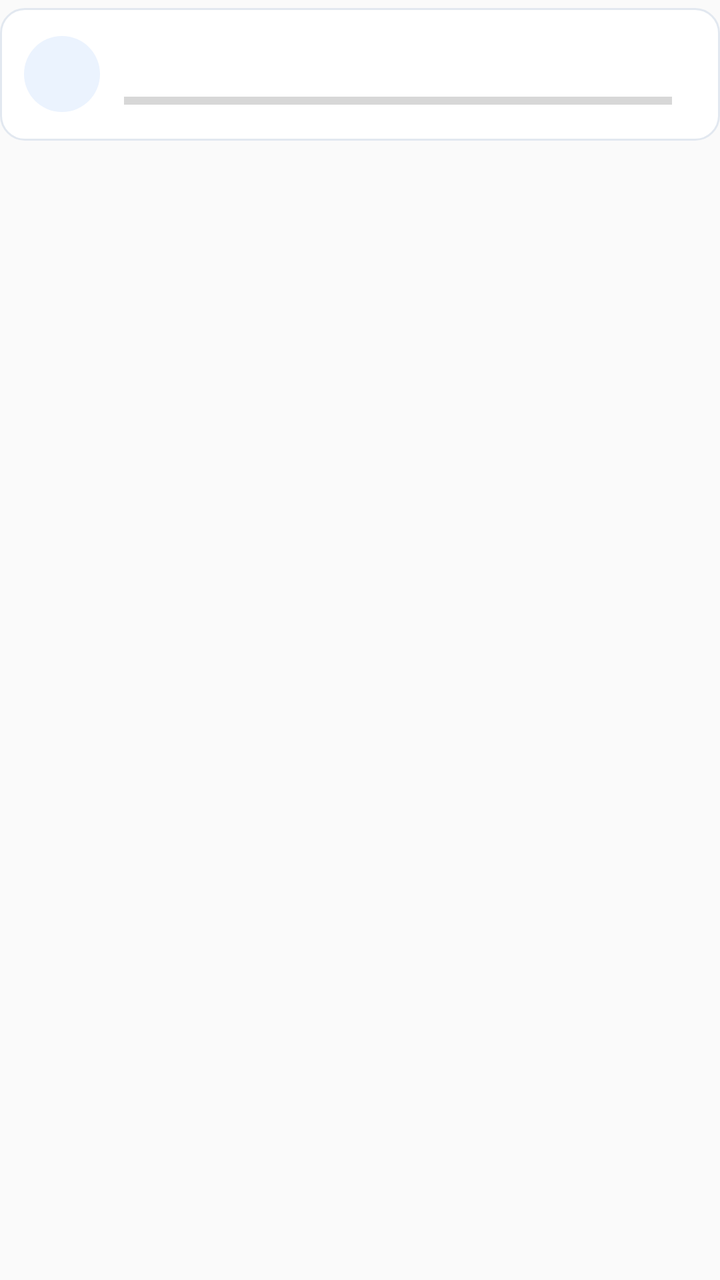
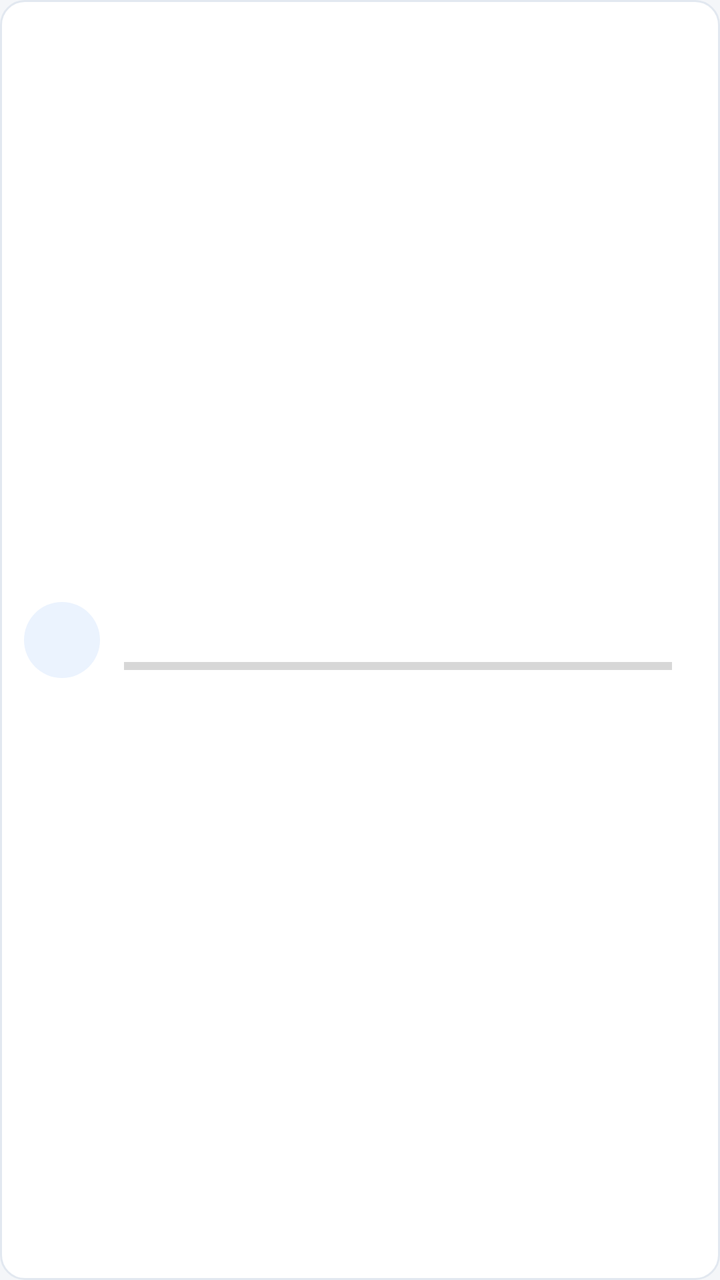

Before-and-after screenshots of an Android layout around one commit, followed by the original layout XML and the change that was made.
<!-- AndroidManifest.xml: application theme AppTheme -->
<!-- res/layout/item_category_stat.xml -->
<?xml version="1.0" encoding="utf-8"?>
<FrameLayout xmlns:android="http://schemas.android.com/apk/res/android"
    android:layout_width="match_parent"
    android:layout_height="wrap_content"
    android:paddingTop="4dp"
    android:paddingBottom="4dp">

    <LinearLayout
        android:layout_width="match_parent"
        android:layout_height="wrap_content"
        android:background="@drawable/bg_card"
        android:gravity="center_vertical"
        android:orientation="horizontal"
        android:padding="12dp">

        <TextView
            android:id="@+id/tv_stat_icon"
            android:layout_width="38dp"
            android:layout_height="38dp"
            android:background="@drawable/bg_circle_badge"
            android:gravity="center"
            android:textColor="@color/colorPrimary"
            android:textSize="15sp"
            android:textStyle="bold" />

        <LinearLayout
            android:layout_width="0dp"
            android:layout_height="wrap_content"
            android:layout_marginStart="12dp"
            android:layout_weight="1"
            android:orientation="vertical">

            <LinearLayout
                android:layout_width="match_parent"
                android:layout_height="wrap_content"
                android:gravity="center_vertical"
                android:orientation="horizontal">

                <TextView
                    android:id="@+id/tv_stat_name"
                    android:layout_width="wrap_content"
                    android:layout_height="wrap_content"
                    android:ellipsize="end"
                    android:singleLine="true"
                    android:textColor="@color/textPrimary"
                    android:textSize="15sp"
                    android:textStyle="bold" />

                <TextView
                    android:id="@+id/tv_stat_count"
                    android:layout_width="0dp"
                    android:layout_height="wrap_content"
                    android:layout_weight="1"
                    android:ellipsize="end"
                    android:singleLine="true"
                    android:textColor="@color/textSecondary"
                    android:textSize="12sp" />

                <TextView
                    android:id="@+id/tv_stat_percent"
                    android:layout_width="wrap_content"
                    android:layout_height="wrap_content"
                    android:layout_marginStart="6dp"
                    android:textColor="@color/colorPrimary"
                    android:textSize="13sp"
                    android:textStyle="bold" />
            </LinearLayout>

            <ProgressBar
                android:id="@+id/pb_stat_ratio"
                style="?android:attr/progressBarStyleHorizontal"
                android:layout_width="match_parent"
                android:layout_height="wrap_content"
                android:layout_marginTop="6dp"
                android:max="1000" />
        </LinearLayout>

        <TextView
            android:id="@+id/tv_stat_amount"
            android:layout_width="wrap_content"
            android:layout_height="wrap_content"
            android:layout_marginStart="12dp"
            android:textColor="@color/textPrimary"
            android:textSize="15sp"
            android:textStyle="bold" />
    </LinearLayout>
</FrameLayout>
<!-- resources referenced by this layout -->
<resources>
  <color name="colorPrimary">#1E88E5</color>
  <color name="textPrimary">#1E293B</color>
  <color name="textSecondary">#64748B</color>
  <!-- drawable bg_card (drawable) -->
  <?xml version="1.0" encoding="utf-8"?>
  <shape xmlns:android="http://schemas.android.com/apk/res/android"
      android:shape="rectangle">
      <solid android:color="@color/bgCard" />
      <stroke
          android:width="1dp"
          android:color="@color/dividerColor" />
      <corners android:radius="12dp" />
  </shape>
  <!-- drawable bg_circle_badge (drawable) -->
  <?xml version="1.0" encoding="utf-8"?>
  <shape xmlns:android="http://schemas.android.com/apk/res/android"
      android:shape="oval">
      <solid android:color="@color/bgTag" />
  </shape>
  <style name="AppTheme" parent="Theme.AppCompat.DayNight.DarkActionBar">
          <item name="colorPrimary">@color/colorPrimary</item>
          <item name="colorPrimaryDark">@color/colorPrimaryDark</item>
          <item name="colorAccent">@color/colorAccent</item>
      </style>
  <color name="bgCard">#FFFFFF</color>
  <color name="dividerColor">#E2E8F0</color>
  <color name="bgTag">#EBF3FE</color>
  <color name="colorPrimaryDark">#1565C0</color>
  <color name="colorAccent">#FF7043</color>
</resources>

<!-- the commit's change to res/layout/item_category_stat.xml (unified diff, before → after) -->
@@ -1,87 +1,80 @@
 <?xml version="1.0" encoding="utf-8"?>
-<FrameLayout xmlns:android="http://schemas.android.com/apk/res/android"
+<LinearLayout xmlns:android="http://schemas.android.com/apk/res/android"
     android:layout_width="match_parent"
     android:layout_height="wrap_content"
-    android:paddingTop="4dp"
-    android:paddingBottom="4dp">
+    android:background="@drawable/bg_card"
+    android:gravity="center_vertical"
+    android:orientation="horizontal"
+    android:padding="12dp">
+
+    <TextView
+        android:id="@+id/tv_stat_icon"
+        android:layout_width="38dp"
+        android:layout_height="38dp"
+        android:background="@drawable/bg_circle_badge"
+        android:gravity="center"
+        android:textColor="@color/colorPrimary"
+        android:textSize="15sp"
+        android:textStyle="bold" />
 
     <LinearLayout
-        android:layout_width="match_parent"
+        android:layout_width="0dp"
         android:layout_height="wrap_content"
-        android:background="@drawable/bg_card"
-        android:gravity="center_vertical"
-        android:orientation="horizontal"
-        android:padding="12dp">
-
-        <TextView
-            android:id="@+id/tv_stat_icon"
-            android:layout_width="38dp"
-            android:layout_height="38dp"
-            android:background="@drawable/bg_circle_badge"
-            android:gravity="center"
-            android:textColor="@color/colorPrimary"
-            android:textSize="15sp"
-            android:textStyle="bold" />
+        android:layout_marginStart="12dp"
+        android:layout_weight="1"
+        android:orientation="vertical">
 
         <LinearLayout
-            android:layout_width="0dp"
+            android:layout_width="match_parent"
             android:layout_height="wrap_content"
-            android:layout_marginStart="12dp"
-            android:layout_weight="1"
-            android:orientation="vertical">
+            android:gravity="center_vertical"
+            android:orientation="horizontal">
 
-            <LinearLayout
-                android:layout_width="match_parent"
+            <TextView
+                android:id="@+id/tv_stat_name"
+                android:layout_width="wrap_content"
                 android:layout_height="wrap_content"
-                android:gravity="center_vertical"
-                android:orientation="horizontal">
+                android:ellipsize="end"
+                android:singleLine="true"
+                android:textColor="@color/textPrimary"
+                android:textSize="15sp"
+                android:textStyle="bold" />
 
-                <TextView
-                    android:id="@+id/tv_stat_name"
-                    android:layout_width="wrap_content"
-                    android:layout_height="wrap_content"
-                    android:ellipsize="end"
-                    android:singleLine="true"
-                    android:textColor="@color/textPrimary"
-                    android:textSize="15sp"
-                    android:textStyle="bold" />
+            <TextView
+                android:id="@+id/tv_stat_count"
+                android:layout_width="0dp"
+                android:layout_height="wrap_content"
+                android:layout_weight="1"
+                android:ellipsize="end"
+                android:singleLine="true"
+                android:textColor="@color/textSecondary"
+                android:textSize="12sp" />
 
-                <TextView
-                    android:id="@+id/tv_stat_count"
-                    android:layout_width="0dp"
-                    android:layout_height="wrap_content"
-                    android:layout_weight="1"
-                    android:ellipsize="end"
-                    android:singleLine="true"
-                    android:textColor="@color/textSecondary"
-                    android:textSize="12sp" />
-
-                <TextView
-                    android:id="@+id/tv_stat_percent"
-                    android:layout_width="wrap_content"
-                    android:layout_height="wrap_content"
-                    android:layout_marginStart="6dp"
-                    android:textColor="@color/colorPrimary"
-                    android:textSize="13sp"
-                    android:textStyle="bold" />
-            </LinearLayout>
-
-            <ProgressBar
-                android:id="@+id/pb_stat_ratio"
-                style="?android:attr/progressBarStyleHorizontal"
-                android:layout_width="match_parent"
+            <TextView
+                android:id="@+id/tv_stat_percent"
+                android:layout_width="wrap_content"
                 android:layout_height="wrap_content"
-                android:layout_marginTop="6dp"
-                android:max="1000" />
+                android:layout_marginStart="6dp"
+                android:textColor="@color/colorPrimary"
+                android:textSize="13sp"
+                android:textStyle="bold" />
         </LinearLayout>
 
-        <TextView
-            android:id="@+id/tv_stat_amount"
-            android:layout_width="wrap_content"
+        <ProgressBar
+            android:id="@+id/pb_stat_ratio"
+            style="?android:attr/progressBarStyleHorizontal"
+            android:layout_width="match_parent"
             android:layout_height="wrap_content"
-            android:layout_marginStart="12dp"
-            android:textColor="@color/textPrimary"
-            android:textSize="15sp"
-            android:textStyle="bold" />
+            android:layout_marginTop="6dp"
+            android:max="1000" />
     </LinearLayout>
-</FrameLayout>
+
+    <TextView
+        android:id="@+id/tv_stat_amount"
+        android:layout_width="wrap_content"
+        android:layout_height="wrap_content"
+        android:layout_marginStart="12dp"
+        android:textColor="@color/textPrimary"
+        android:textSize="15sp"
+        android:textStyle="bold" />
+</LinearLayout>
<!-- resource entries referenced after the edit -->
@@ -23,11 +23,13 @@
           <item name="colorPrimary">@color/colorPrimary</item>
           <item name="colorPrimaryDark">@color/colorPrimaryDark</item>
           <item name="colorAccent">@color/colorAccent</item>
+          <item name="android:windowBackground">@color/bgPage</item>
       </style>
   <color name="bgCard">#FFFFFF</color>
   <color name="dividerColor">#E2E8F0</color>
   <color name="bgTag">#EBF3FE</color>
   <color name="colorPrimaryDark">#1565C0</color>
   <color name="colorAccent">#FF7043</color>
+  <color name="bgPage">#F4F6F9</color>
 </resources>
 
